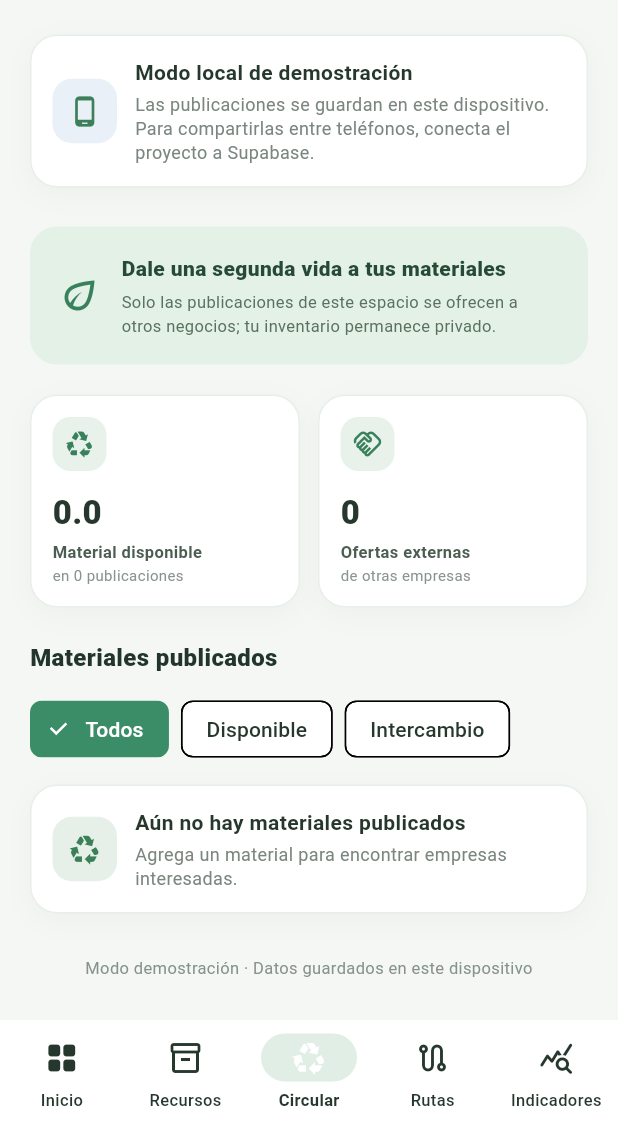
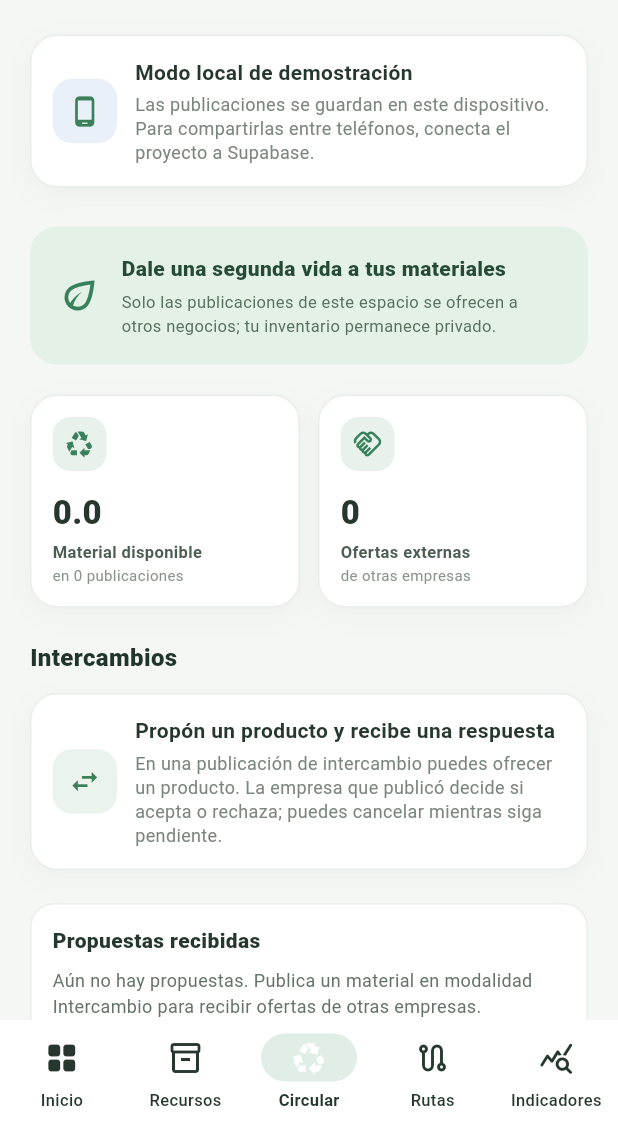
Before and after one commit to jmartinezsys/EcoLogiSmart, a Flutter app: the AppShell screen opened directly with empty values, item 3 of the bottom bar chosen, on a phone screen of 412 x 824 dp, the part 111-1236 px from its top. Run offline on Flutter 3.47's test engine with Material 3 defaults, Android fonts, the phone set to English and light mode, and no system bars; our stand-ins replace image_picker, shared_preferences, supabase_flutter; accounts and stored records are empty.

Commit message:
Organiza el flujo de propuestas de intercambio

```diff
--- a/eco_logic_smart/lib/features/circular/circular_workspace_screen.dart
+++ b/eco_logic_smart/lib/features/circular/circular_workspace_screen.dart
@@ -361,6 +361,15 @@ class _CircularWorkspaceScreenState extends State<CircularWorkspaceScreen> {
     final visible = _listings
         .where((item) => _filter == 'Todos' || item.status == _filter)
         .toList();
+    final incomingExchanges = _exchangeRequests.where((request) {
+      return _listings.any(
+        (listing) =>
+            listing.id == request.listingId && listing.companyId == _companyId,
+      );
+    }).toList();
+    final outgoingExchanges = _exchangeRequests
+        .where((request) => request.requesterCompanyId == _companyId)
+        .toList();
     final totalQuantity = _listings.fold<double>(
       0,
       (total, listing) => total + listing.quantity,
@@ -378,10 +387,18 @@ class _CircularWorkspaceScreenState extends State<CircularWorkspaceScreen> {
             !WorkspaceRepository.hasExchangeSchema) ...[
           const InfoCard(
             icon: Icons.warning_amber_rounded,
-            title: 'Falta actualizar el esquema de Supabase',
+            title: 'Falta activar los intercambios en Supabase',
             subtitle:
-                'Las publicaciones ya se pueden consultar. Para enviar, aceptar o cancelar intercambios, ejecuta la migración marketplace_and_routes en el SQL Editor de Supabase.',
+                'En el SQL Editor ejecuta la migración 20261029000000_marketplace_and_routes.sql. Después vuelve a comprobar la conexión.',
             color: Color(0xFFFFF0DF),
+          ),
+          Align(
+            alignment: Alignment.centerRight,
+            child: TextButton.icon(
+              onPressed: _loading ? null : _load,
+              icon: const Icon(Icons.refresh),
+              label: const Text('Comprobar'),
+            ),
           ),
           const SizedBox(height: 12),
         ],
@@ -465,6 +482,30 @@ class _CircularWorkspaceScreenState extends State<CircularWorkspaceScreen> {
           ],
         ),
         const SizedBox(height: 22),
+        const SectionTitle('Intercambios'),
+        const InfoCard(
+          icon: Icons.swap_horiz,
+          title: 'Propón un producto y recibe una respuesta',
+          subtitle:
+              'En una publicación de intercambio puedes ofrecer un producto. La empresa que publicó decide si acepta o rechaza; puedes cancelar mientras siga pendiente.',
+          color: Color(0xFFEAF4EC),
+        ),
+        const SizedBox(height: 12),
+        _exchangeInbox(
+          title: 'Propuestas recibidas',
+          requests: incomingExchanges,
+          emptyMessage:
+              'Aún no hay propuestas. Publica un material en modalidad Intercambio para recibir ofertas de otras empresas.',
+        ),
+        const SizedBox(height: 10),
+        _exchangeInbox(
+          title: 'Propuestas enviadas',
+          requests: outgoingExchanges,
+          emptyMessage:
+              'Aquí verás el estado de las propuestas que envíes a otras empresas.',
+          outgoing: true,
+        ),
+        const SizedBox(height: 22),
         const SectionTitle('Materiales publicados'),
         Wrap(
           spacing: 8,
@@ -503,6 +544,45 @@ class _CircularWorkspaceScreenState extends State<CircularWorkspaceScreen> {
       ? widget.account.id
       : widget.account.email.toLowerCase();
 
+  Widget _exchangeInbox({
+    required String title,
+    required List<MaterialExchangeRequest> requests,
+    required String emptyMessage,
+    bool outgoing = false,
+  }) => Container(
+    width: double.infinity,
+    padding: const EdgeInsets.all(14),
+    decoration: BoxDecoration(
+      color: Colors.white,
+      borderRadius: BorderRadius.circular(16),
+      border: Border.all(color: const Color(0xFFEBEFEA)),
+    ),
+    child: Column(
+      crossAxisAlignment: CrossAxisAlignment.start,
+      children: [
+        Text(title, style: const TextStyle(fontWeight: FontWeight.w800)),
+        const SizedBox(height: 8),
+        if (requests.isEmpty)
+          Text(
+            emptyMessage,
+            style: const TextStyle(fontSize: 12, color: Color(0xFF65736A)),
+          )
+        else
+          for (final request in requests) ...[
+            if (request != requests.first) const Divider(height: 20),
+            _exchangeRequestTile(
+              request,
+              allowCancel: outgoing,
+              listingTitle: _listings
+                  .where((listing) => listing.id == request.listingId)
+                  .map((listing) => listing.title)
+                  .firstOrNull,
+            ),
+          ],
+      ],
+    ),
+  );
+
   Widget _buildMaterialCard(MaterialListing listing) {
     final own = listing.companyId == _companyId;
     final requests = _exchangeRequests
@@ -534,14 +614,6 @@ class _CircularWorkspaceScreenState extends State<CircularWorkspaceScreen> {
                 ),
               ),
             ),
-          if (own && requests.isNotEmpty) ...[
-            const Divider(height: 24),
-            const Text(
-              'Propuestas recibidas',
-              style: TextStyle(fontWeight: FontWeight.w800),
-            ),
-            for (final request in requests) _exchangeRequestTile(request),
-          ],
           if (!own && listing.status == 'Intercambio' && myRequests.isEmpty)
             Align(
               alignment: Alignment.centerRight,
@@ -568,11 +640,22 @@ class _CircularWorkspaceScreenState extends State<CircularWorkspaceScreen> {
   Widget _exchangeRequestTile(
     MaterialExchangeRequest request, {
     bool allowCancel = false,
+    String? listingTitle,
   }) => Padding(
     padding: const EdgeInsets.only(top: 9),
     child: Column(
       crossAxisAlignment: CrossAxisAlignment.start,
       children: [
+        if (listingTitle != null)
+          Text(
+            'Material: $listingTitle',
+            style: const TextStyle(fontWeight: FontWeight.w700, fontSize: 12),
+          )
+        else if (allowCancel)
+          const Text(
+            'El material ya no está disponible en el catálogo.',
+            style: TextStyle(fontSize: 11, color: Color(0xFF65736A)),
+          ),
         Text(
           '${request.requesterCompanyName} ofrece ${request.offeredProduct} · ${request.status}',
           style: const TextStyle(fontSize: 12),
```
